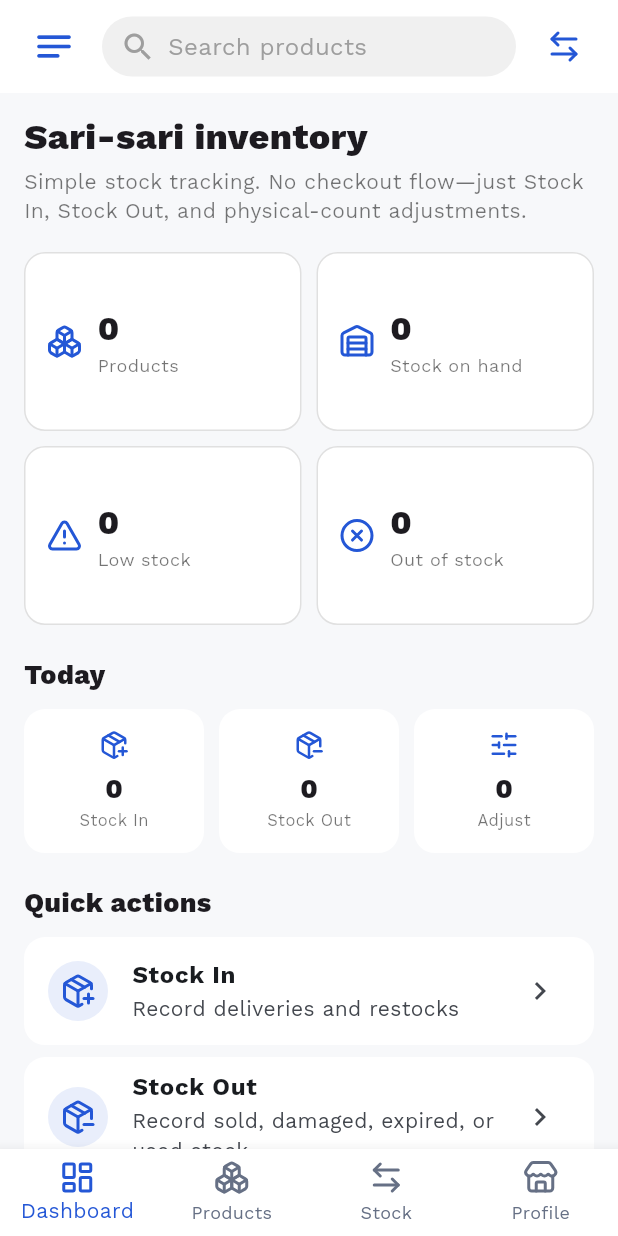
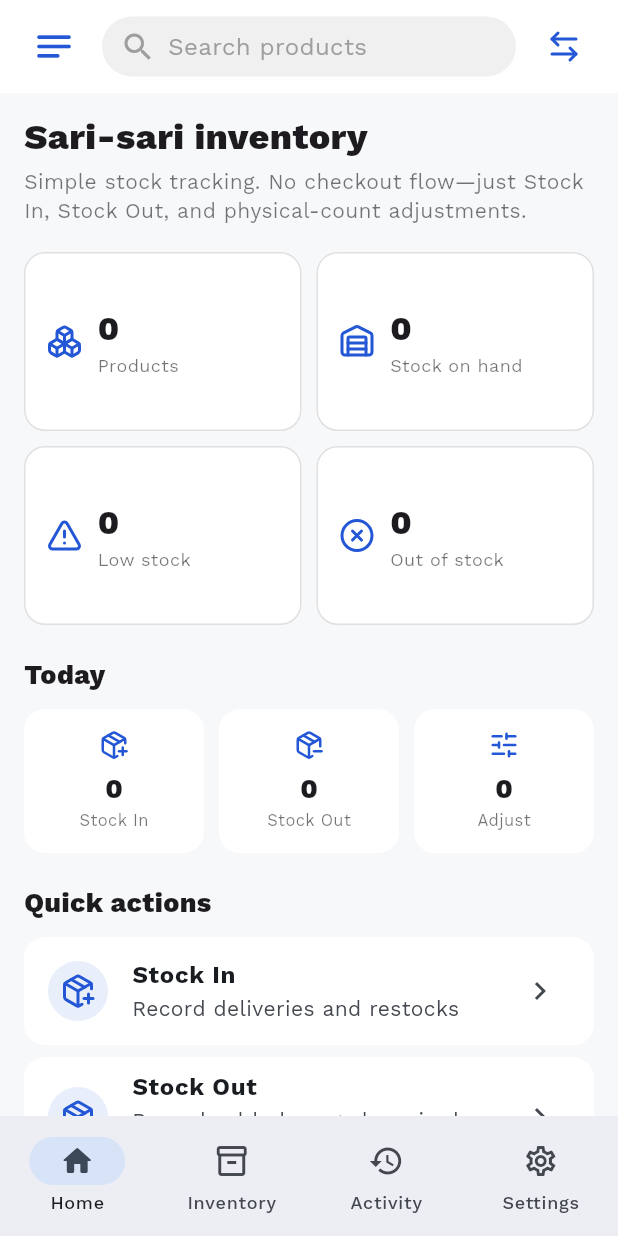
Before and after one commit to curib123/pocket_pos, a Flutter app: the screen it shows after launch, on a phone screen of 412 x 824 dp. Run offline on Flutter 3.47's test engine with Material 3 defaults, Android fonts, the phone set to English and light mode, and no system bars; our stand-ins replace animate_do, connectivity_plus, dio, file_picker, flutter_image_compress, flutter_phoenix and 11 more; missing offline and left inert: mobile_scanner; accounts and stored records are empty.

Commit message:
Resolve PR #3 conflict: apply BantayStock lib/View/Components/Widgets/BottomNavigation.dart

```diff
--- a/lib/View/Components/Widgets/BottomNavigation.dart
+++ b/lib/View/Components/Widgets/BottomNavigation.dart
@@ -1,10 +1,8 @@
 import 'package:flutter/material.dart';
-import 'package:lucide_icons/lucide_icons.dart';
-import 'package:nextpos/Helper/Classes_Methods/AppColor.dart';
 
 class BottomNavigation extends StatelessWidget {
   final int currentIndex;
-  final Function(int) onTabSelected;
+  final ValueChanged<int> onTabSelected;
 
   const BottomNavigation({
     super.key,
@@ -14,28 +12,29 @@ class BottomNavigation extends StatelessWidget {
 
   @override
   Widget build(BuildContext context) {
-    return BottomNavigationBar(
-      currentIndex: currentIndex,
-      onTap: onTabSelected,
-      type: BottomNavigationBarType.fixed,
-      selectedItemColor: AppColor.primary,
-      unselectedItemColor: AppColor.textSecondary,
-      items: const [
-        BottomNavigationBarItem(
-          icon: Icon(LucideIcons.layoutDashboard),
-          label: 'Dashboard',
+    return NavigationBar(
+      selectedIndex: currentIndex,
+      onDestinationSelected: onTabSelected,
+      destinations: const [
+        NavigationDestination(
+          icon: Icon(Icons.home_outlined),
+          selectedIcon: Icon(Icons.home_rounded),
+          label: 'Home',
         ),
-        BottomNavigationBarItem(
-          icon: Icon(LucideIcons.boxes),
-          label: 'Products',
+        NavigationDestination(
+          icon: Icon(Icons.inventory_2_outlined),
+          selectedIcon: Icon(Icons.inventory_2_rounded),
+          label: 'Inventory',
         ),
-        BottomNavigationBarItem(
-          icon: Icon(LucideIcons.arrowLeftRight),
-          label: 'Stock',
+        NavigationDestination(
+          icon: Icon(Icons.history_outlined),
+          selectedIcon: Icon(Icons.history_rounded),
+          label: 'Activity',
         ),
-        BottomNavigationBarItem(
-          icon: Icon(LucideIcons.store),
-          label: 'Profile',
+        NavigationDestination(
+          icon: Icon(Icons.settings_outlined),
+          selectedIcon: Icon(Icons.settings_rounded),
+          label: 'Settings',
         ),
       ],
     );
```
